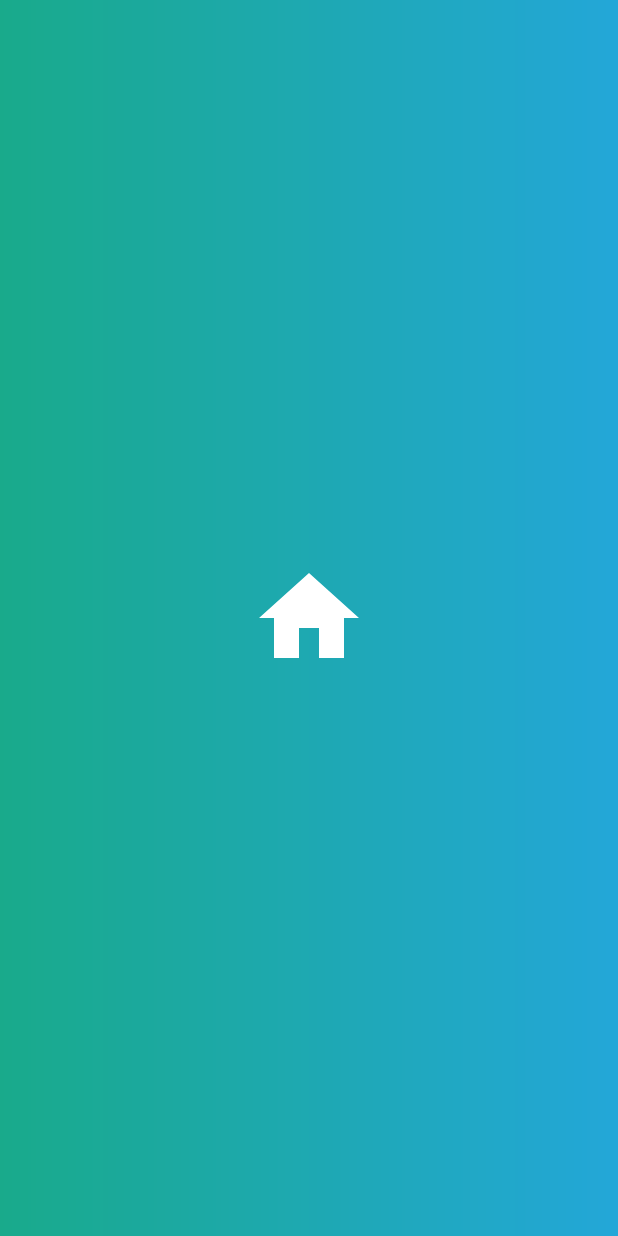
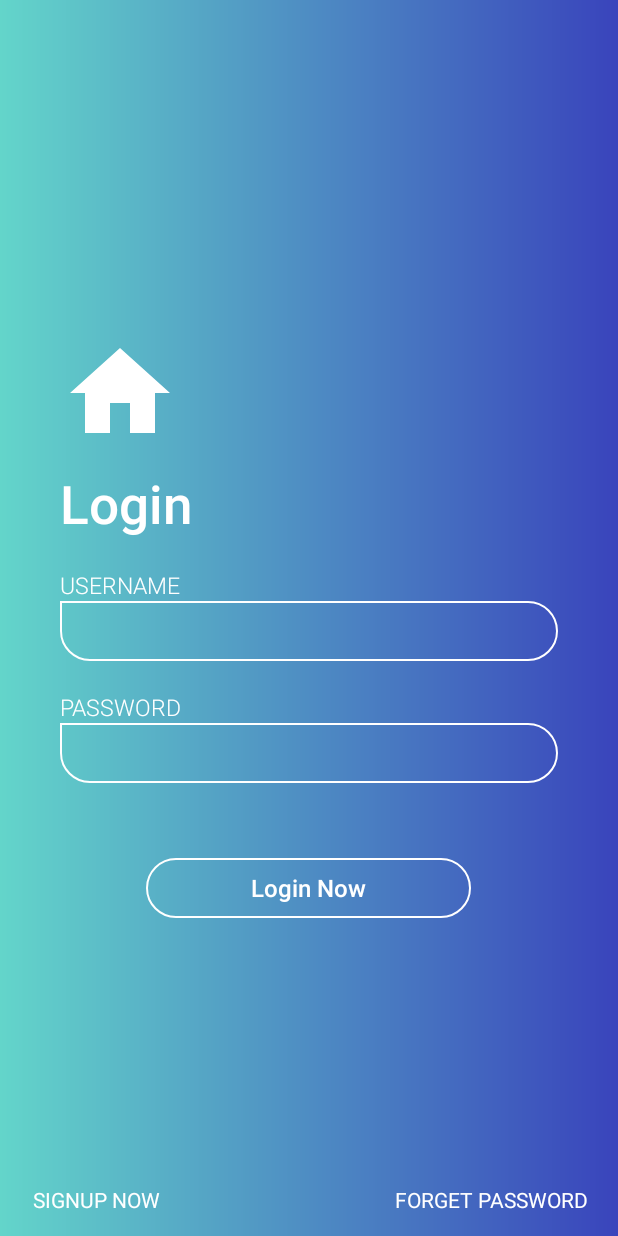
Before and after one commit to LimYS101101/SmartHomeIOT2020, an Android app: the screen it shows after launch (MainActivity), on a phone screen of 412 x 824 dp. Run offline under Robolectric (Android 15) with nearby library versions, the phone set to English and light mode, and no system bars.

Commit message:
version1

```diff
--- a/app/build.gradle
+++ b/app/build.gradle
@@ -25,7 +25,7 @@ android {
 
 dependencies {
     implementation fileTree(dir: 'libs', include: ['*.jar'])
-    implementation"org.jetbrains.kotlin:kotlin-stdlib-jdk7:$kotlin_version"
+    implementation "org.jetbrains.kotlin:kotlin-stdlib-jdk7:$kotlin_version"
     implementation 'androidx.appcompat:appcompat:1.0.2'
     implementation 'androidx.core:core-ktx:1.0.2'
     implementation 'androidx.constraintlayout:constraintlayout:1.1.3'
--- a/app/src/main/AndroidManifest.xml
+++ b/app/src/main/AndroidManifest.xml
@@ -9,6 +9,8 @@
         android:roundIcon="@mipmap/ic_launcher_round"
         android:supportsRtl="true"
         android:theme="@style/AppTheme">
+        <activity android:name=".SignUpActivity"></activity>
+        <activity android:name=".SignupActivity" />
         <activity android:name=".MainActivity">
             <intent-filter>
                 <action android:name="android.intent.action.MAIN" />
--- a/app/src/main/java/com/example/smarthomeiot/MainActivity.kt
+++ b/app/src/main/java/com/example/smarthomeiot/MainActivity.kt
@@ -5,40 +5,40 @@ import androidx.appcompat.app.AppCompatActivity
 import android.os.Bundle
 import android.os.Handler
 import android.view.View
+import android.widget.Button
 import android.widget.RelativeLayout
-import kotlinx.android.synthetic.*
-import kotlinx.android.synthetic.main.activity_main.*
-import kotlinx.android.synthetic.main.activity_main.view.*
 
 /*public class MainActivity extends AppCompatActivity*/
 
     class MainActivity : AppCompatActivity (){
 
-   // RelativeLayout button_layout,main_screen;
-  //  Handler handler = new Handler();
-   // Runnable runnable = new Runnable () {
+        private lateinit var mainsceen : RelativeLayout
+        private lateinit var belowbutton : RelativeLayout
+        private lateinit var btnsignup : Button
 
-    /*    public void run(){
-            button_layout.setVisibility(View.VISIBLE);
-            main_screen.setVisibility(View.VISIBLE);
+        var handler = Handler()
+        var runnable: Runnable = Runnable {
+            mainsceen.visibility = View.VISIBLE
+            belowbutton.visibility = View.VISIBLE
         }
 
-    };*/
 
         override fun onCreate(savedInstanceState: Bundle?) {
             super.onCreate(savedInstanceState)
             setContentView(R.layout.activity_main)
 
+            mainsceen = findViewById(R.id.mainscreen)
+            belowbutton = findViewById(R.id.belowbutton)
+            btnsignup = findViewById(R.id.btnsignup)
 
-       /* main_screen = (RelativeLayout) findViewById(R.id.main_screen);
-        button_layout = (RelativeLayout) findViewById(R.id.button_layout);
+            handler.postDelayed(runnable,2000) //2000 is the timeout for the splash
 
-            Handler().postDelayed({
-            startActivity(Intent(this@SplashActivity, MainActivity::class.java))
+            btnsignup.setOnClickListener{
+                val intent = Intent(this, SignUpActivity::class.java)
+                startActivity(intent)
+            }
 
-            finish()
-        }, 2000)
 
-        handler.postDelay(runnable, 2000); //2000 is the timeout for the  splash*/
+
         }
     }
--- a/app/src/main/res/layout/activity_main.xml
+++ b/app/src/main/res/layout/activity_main.xml
@@ -1,6 +1,5 @@
 <?xml version="1.0" encoding="utf-8"?>
 <RelativeLayout xmlns:android="http://schemas.android.com/apk/res/android"
-    xmlns:app="http://schemas.android.com/apk/res-auto"
     xmlns:tools="http://schemas.android.com/tools"
     android:layout_width="match_parent"
     android:layout_height="match_parent"
@@ -17,6 +16,7 @@
         android:layout_centerInParent="true">
 
         <ImageView
+            android:contentDescription="@string/app_name"
             android:id="@+id/splash_screen"
             android:layout_width="80dp"
             android:layout_height="100dp"
@@ -25,7 +25,7 @@
             android:src="@drawable/ic_home_black_24dp" />
 
         <RelativeLayout
-            android:id="@+id/main_screen"
+            android:id="@+id/mainscreen"
             android:layout_width="wrap_content"
             android:layout_height="wrap_content"
             android:visibility="gone"
@@ -35,18 +35,18 @@
             android:id="@+id/txt_login"
             android:layout_width="wrap_content"
             android:layout_height="wrap_content"
-            android:layout_marginTop="0dp"
+            android:layout_marginTop="0sp"
             android:fontFamily="sans-serif-medium"
-            android:text="Login"
+            android:text="@string/login"
             android:textColor="@color/white"
-            android:textSize="35dp" />
+            android:textSize="35sp" />
 
             <LinearLayout
                 android:id="@+id/line_layout"
                 android:layout_width="match_parent"
                 android:layout_height="wrap_content"
                 android:orientation="vertical"
-                android:layout_marginTop="20dp"
+                android:layout_marginTop="20sp"
                 android:layout_below="@+id/txt_login">
 
                 <LinearLayout
@@ -57,7 +57,7 @@
                     <TextView
                         android:layout_width="wrap_content"
                         android:layout_height="wrap_content"
-                        android:text="Username"
+                        android:text="@string/txtusername"
                         android:textAllCaps="true"
                         android:textSize="15sp"
                         android:fontFamily="sans-serif-light"
@@ -65,11 +65,13 @@
 
                     <EditText
                         android:layout_width="match_parent"
-                        android:layout_height="40dp"
+                        android:layout_height="40sp"
                         android:fontFamily="sans-serif-light"
-                        android:textSize="15dp"
-                        android:paddingLeft="15dp"
-                        android:paddingRight="15dp"
+                        android:textSize="15sp"
+                        android:maxLines="1"
+                        android:inputType="text"
+                        android:paddingLeft="15sp"
+                        android:paddingRight="15sp"
                         android:background="@drawable/edit_text"
                         android:textColor="@color/white" />
                 </LinearLayout>
@@ -83,7 +85,7 @@
                     <TextView
                         android:layout_width="wrap_content"
                         android:layout_height="wrap_content"
-                        android:text="Password"
+                        android:text="@string/txtpassword"
                         android:textAllCaps="true"
                         android:textSize="15sp"
                         android:fontFamily="sans-serif-light"
@@ -91,11 +93,14 @@
 
                     <EditText
                         android:layout_width="match_parent"
-                        android:layout_height="40dp"
+                        android:ems="10"
+                        android:inputType="textPassword"
+                        android:layout_height="40sp"
                         android:fontFamily="sans-serif-light"
-                        android:textSize="15dp"
-                        android:paddingLeft="15dp"
-                        android:paddingRight="15dp"
+                        android:maxLines="1"
+                        android:textSize="15sp"
+                        android:paddingLeft="15sp"
+                        android:paddingRight="15sp"
                         android:background="@drawable/edit_text"
                         android:textColor="@color/white" />
                 </LinearLayout>
@@ -104,6 +109,7 @@
             </LinearLayout>
 
             <Button
+                android:id="@+id/btnlogin"
                 android:layout_width="wrap_content"
                 android:layout_height="40dp"
                 android:layout_below="@id/line_layout"
@@ -116,7 +122,7 @@
                 android:paddingRight="70dp"
                 android:layout_centerHorizontal="true"
                 android:fontFamily="sans-serif-medium"
-                android:layout_marginTop="50dp"/>
+                android:layout_marginTop="50sp"/>
 
         </RelativeLayout>
 
@@ -124,7 +130,7 @@
     </RelativeLayout>
 
     <RelativeLayout
-        android:id="@+id/button_layout"
+        android:id="@+id/belowbutton"
         android:layout_width="match_parent"
         android:layout_height="wrap_content"
         android:layout_marginLeft="20dp"
@@ -133,6 +139,7 @@
         android:visibility="gone">
 
         <Button
+            android:id="@+id/btnsignup"
             android:layout_width="wrap_content"
             android:layout_height="wrap_content"
             android:text="SignUp Now"
@@ -142,6 +149,7 @@
             android:textColor="@color/white"/>
 
         <Button
+            android:id="@+id/btnfotget"
             android:layout_alignParentRight="true"
             android:layout_width="wrap_content"
             android:layout_height="wrap_content"
@@ -157,5 +165,4 @@
 
 
     </RelativeLayout>
-
 </RelativeLayout>
--- a/app/src/main/res/values/colors.xml
+++ b/app/src/main/res/values/colors.xml
@@ -6,7 +6,7 @@
 
     <color name="white">#FFFFFF</color>
     <color name="transparent">#00000000</color>
-    <color name="gradStart">#19AA8B</color>
-    <color name="gradEnd">#23A7D8</color>
+    <color name="gradStart">#63D5CA</color> //1338be
+    <color name="gradEnd">#3944BC</color> //63d5ca
 
 </resources>
--- a/app/src/main/res/values/strings.xml
+++ b/app/src/main/res/values/strings.xml
@@ -1,3 +1,8 @@
 <resources>
     <string name="app_name">Smart Home IOT</string>
+    <string name="login">Login</string>
+    <string name="txtusername">USERNAME</string>
+    <string name="txtpassword">PASSWORD</string>
+    <string name="signup">Sign Up</string>
+    <string name="btnBack">Back</string>
 </resources>
```
Lines whose indentation alone changed are shown as unchanged.
